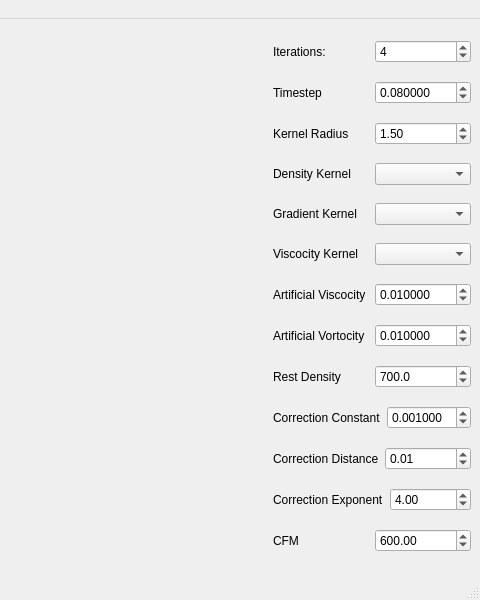
wleuschner/PositionBasedFluids3D, file development/PositionBasedFluids/GUI/MainWindow.ui: the form before one commit; both pictures show x 320 to 800 and y 0 to 600 of the 800 by 600 pixel window.
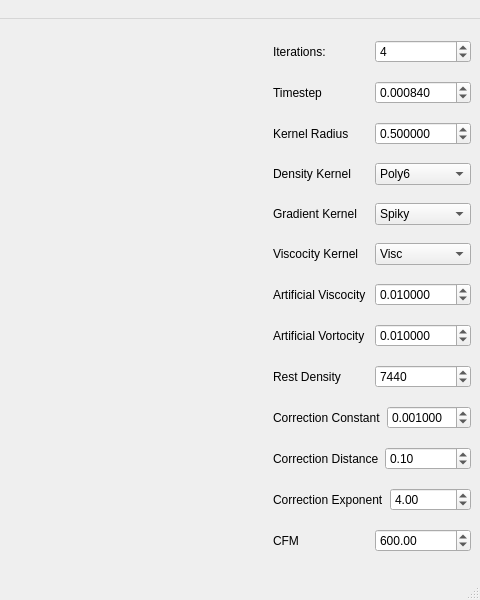
The form after the commit. Custom widgets are drawn as their Qt base class.

Commit message: Fixed more GUI bugs and added stubs to change Kernels later on.

```diff
--- a/development/PositionBasedFluids/GUI/MainWindow.ui
+++ b/development/PositionBasedFluids/GUI/MainWindow.ui
@@ -81,7 +81,7 @@
            <double>0.000100000000000</double>
           </property>
           <property name="value">
-           <double>0.080000000000000</double>
+           <double>0.000840000000000</double>
           </property>
          </widget>
         </item>
@@ -98,11 +98,14 @@
         </item>
         <item>
          <widget class="QDoubleSpinBox" name="spinBoxRadius">
+          <property name="decimals">
+           <number>6</number>
+          </property>
           <property name="singleStep">
            <double>0.001000000000000</double>
           </property>
           <property name="value">
-           <double>1.500000000000000</double>
+           <double>0.500000000000000</double>
           </property>
          </widget>
         </item>
@@ -118,7 +121,23 @@
          </widget>
         </item>
         <item>
-         <widget class="QComboBox" name="comboBox"/>
+         <widget class="QComboBox" name="comboBoxDensity">
+          <item>
+           <property name="text">
+            <string>Poly6</string>
+           </property>
+          </item>
+          <item>
+           <property name="text">
+            <string>Spiky</string>
+           </property>
+          </item>
+          <item>
+           <property name="text">
+            <string>Visc</string>
+           </property>
+          </item>
+         </widget>
         </item>
        </layout>
       </item>
@@ -132,7 +151,26 @@
          </widget>
         </item>
         <item>
-         <widget class="QComboBox" name="comboBox_2"/>
+         <widget class="QComboBox" name="comboBoxKernel">
+          <property name="currentIndex">
+           <number>1</number>
+          </property>
+          <item>
+           <property name="text">
+            <string>Poly6</string>
+           </property>
+          </item>
+          <item>
+           <property name="text">
+            <string>Spiky</string>
+           </property>
+          </item>
+          <item>
+           <property name="text">
+            <string>Visc</string>
+           </property>
+          </item>
+         </widget>
         </item>
        </layout>
       </item>
@@ -146,7 +184,26 @@
          </widget>
         </item>
         <item>
-         <widget class="QComboBox" name="comboBox_3"/>
+         <widget class="QComboBox" name="comboBox_3">
+          <property name="currentIndex">
+           <number>2</number>
+          </property>
+          <item>
+           <property name="text">
+            <string>Poly6</string>
+           </property>
+          </item>
+          <item>
+           <property name="text">
+            <string>Spiky</string>
+           </property>
+          </item>
+          <item>
+           <property name="text">
+            <string>Visc</string>
+           </property>
+          </item>
+         </widget>
         </item>
        </layout>
       </item>
@@ -210,13 +267,13 @@
         <item>
          <widget class="QDoubleSpinBox" name="spinBoxRestDensity">
           <property name="decimals">
-           <number>1</number>
+           <number>0</number>
           </property>
           <property name="maximum">
-           <double>10000.000000000000000</double>
+           <double>10000000.000000000000000</double>
           </property>
           <property name="value">
-           <double>700.000000000000000</double>
+           <double>7440.000000000000000</double>
           </property>
          </widget>
         </item>
@@ -261,7 +318,7 @@
            <double>0.010000000000000</double>
           </property>
           <property name="value">
-           <double>0.010000000000000</double>
+           <double>0.100000000000000</double>
           </property>
          </widget>
         </item>
```
The commit also changes 8 other files.
